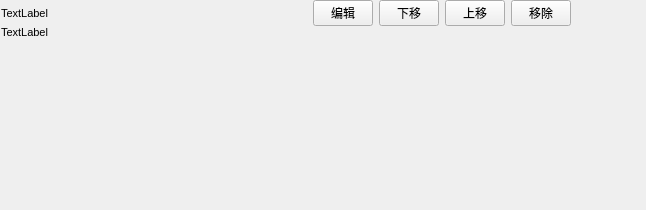
Above: ui/widget/ExecuteItemWidget.ui from xiaohaijoe/AutoPackage before the change. Below: the same form after it.
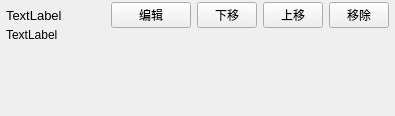
That is the form after the change.

Diff of the .ui file:
```diff
--- a/ui/widget/ExecuteItemWidget.ui
+++ b/ui/widget/ExecuteItemWidget.ui
@@ -6,29 +6,73 @@
    <rect>
     <x>0</x>
     <y>0</y>
-    <width>646</width>
-    <height>210</height>
+    <width>395</width>
+    <height>116</height>
    </rect>
   </property>
   <property name="windowTitle">
    <string>Form</string>
   </property>
-  <widget class="QWidget" name="gridLayoutWidget">
-   <property name="geometry">
-    <rect>
-     <x>0</x>
-     <y>0</y>
-     <width>572</width>
-     <height>101</height>
-    </rect>
+  <layout class="QGridLayout" name="gridLayout_2">
+   <property name="leftMargin">
+    <number>6</number>
    </property>
-   <layout class="QGridLayout" name="gridLayout" rowstretch="1,2">
+   <property name="topMargin">
+    <number>2</number>
+   </property>
+   <property name="rightMargin">
+    <number>6</number>
+   </property>
+   <property name="bottomMargin">
+    <number>2</number>
+   </property>
+   <item row="0" column="0">
+    <layout class="QGridLayout" name="gridLayout" rowstretch="1,1">
     <property name="sizeConstraint">
      <enum>QLayout::SetNoConstraint</enum>
     </property>
     <property name="spacing">
      <number>0</number>
     </property>
+     <item row="1" column="0">
+      <widget class="QLabel" name="detailLabel">
+       <property name="sizePolicy">
+        <sizepolicy hsizetype="Expanding" vsizetype="Expanding">
+         <horstretch>0</horstretch>
+         <verstretch>0</verstretch>
+        </sizepolicy>
+       </property>
+       <property name="minimumSize">
+        <size>
+         <width>0</width>
+         <height>0</height>
+        </size>
+       </property>
+       <property name="maximumSize">
+        <size>
+         <width>16777215</width>
+         <height>16777215</height>
+        </size>
+       </property>
+       <property name="font">
+        <font>
+         <pointsize>9</pointsize>
+        </font>
+       </property>
+       <property name="text">
+        <string>TextLabel</string>
+       </property>
+       <property name="alignment">
+        <set>Qt::AlignLeading|Qt::AlignLeft|Qt::AlignTop</set>
+       </property>
+       <property name="wordWrap">
+        <bool>true</bool>
+       </property>
+       <property name="indent">
+        <number>0</number>
+       </property>
+      </widget>
+     </item>
     <item row="0" column="0">
      <layout class="QHBoxLayout" name="horizontalLayout_4">
       <property name="spacing">
@@ -50,7 +94,7 @@
         </property>
         <property name="font">
          <font>
-          <pointsize>8</pointsize>
+           <pointsize>10</pointsize>
          </font>
         </property>
         <property name="text">
@@ -63,11 +107,14 @@
       </item>
       <item>
        <layout class="QHBoxLayout" name="horizontalLayout_5">
+         <property name="spacing">
+          <number>-1</number>
+         </property>
         <item>
          <widget class="QPushButton" name="editBtn">
           <property name="maximumSize">
            <size>
-            <width>60</width>
+             <width>16777215</width>
             <height>16777215</height>
            </size>
           </property>
@@ -139,47 +186,9 @@
       </item>
      </layout>
     </item>
-    <item row="1" column="0">
-     <widget class="QLabel" name="detailLabel">
-      <property name="sizePolicy">
-       <sizepolicy hsizetype="Expanding" vsizetype="Expanding">
-        <horstretch>0</horstretch>
-        <verstretch>0</verstretch>
-       </sizepolicy>
-      </property>
-      <property name="minimumSize">
-       <size>
-        <width>0</width>
-        <height>0</height>
-       </size>
-      </property>
-      <property name="maximumSize">
-       <size>
-        <width>570</width>
-        <height>16777215</height>
-       </size>
-      </property>
-      <property name="font">
-       <font>
-        <pointsize>8</pointsize>
-       </font>
-      </property>
-      <property name="text">
-       <string>TextLabel</string>
-      </property>
-      <property name="alignment">
-       <set>Qt::AlignLeading|Qt::AlignLeft|Qt::AlignTop</set>
-      </property>
-      <property name="wordWrap">
-       <bool>true</bool>
-      </property>
-      <property name="indent">
-       <number>0</number>
-      </property>
-     </widget>
-    </item>
-   </layout>
-  </widget>
+    </layout>
+   </item>
+  </layout>
  </widget>
  <resources/>
  <connections/>
```
Lines whose indentation alone changed are shown as unchanged.
